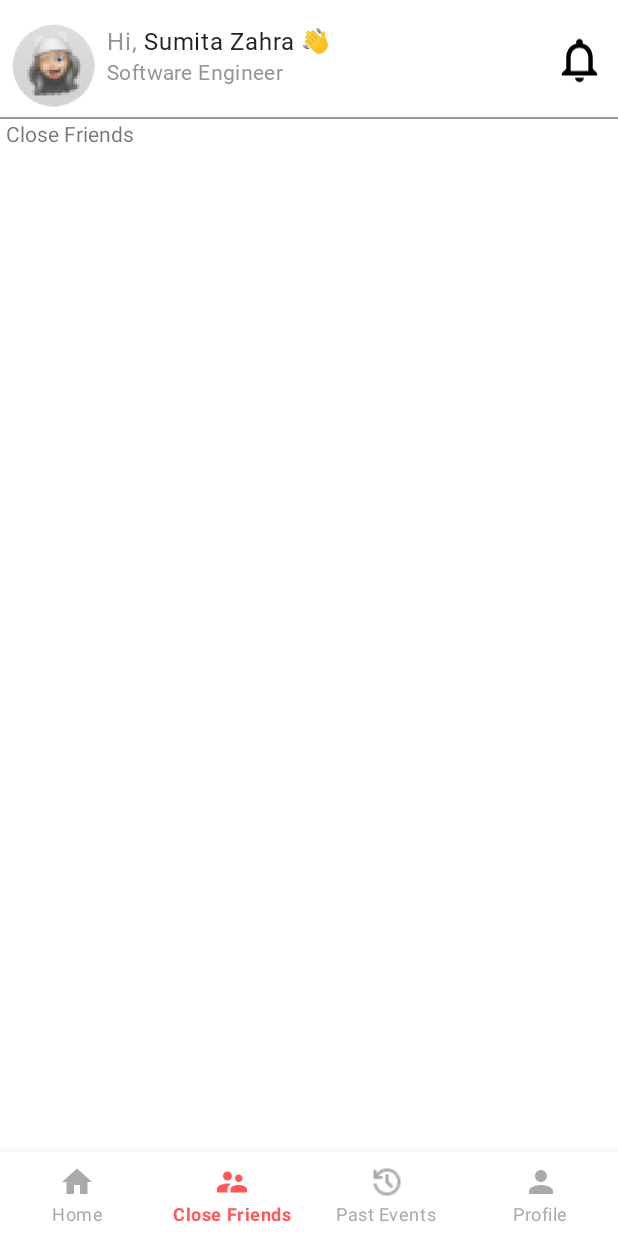
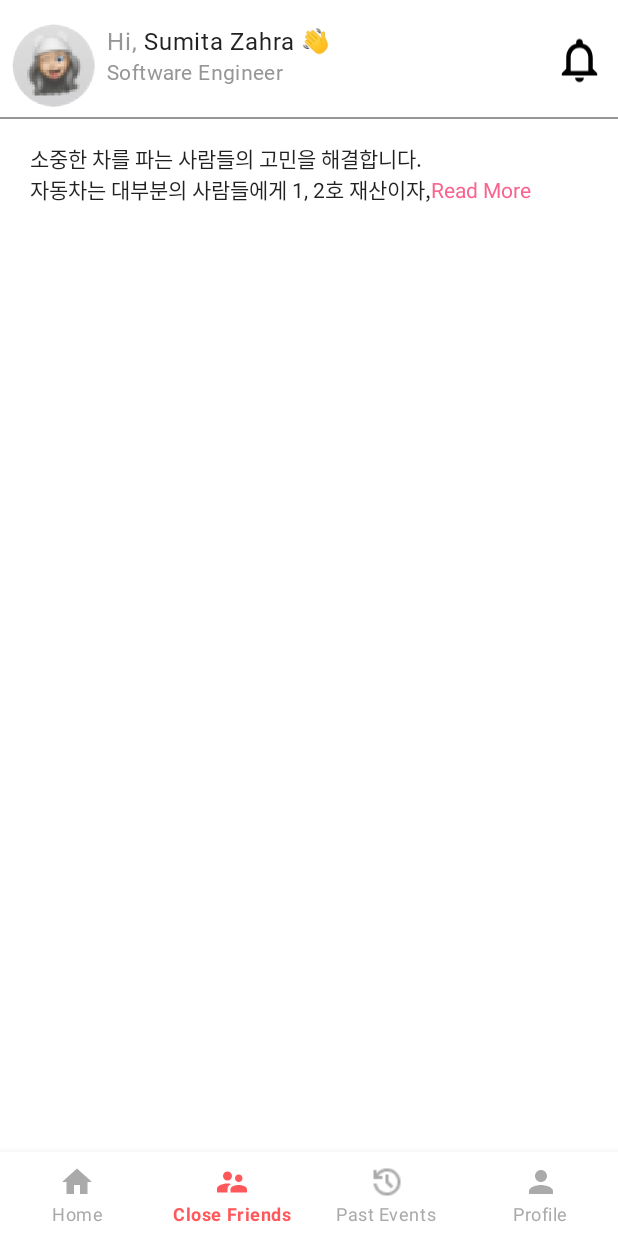
Before and after one commit to iamsafidev/LezzGo, an Android app: the screen it shows after launch (MainActivity), item 2 of the bottom bar chosen, on a phone screen of 412 x 824 dp. Run offline under Robolectric (Android 15) with nearby library versions, the phone set to English and light mode, and no system bars; our stand-ins replace Dagger/Hilt's generated code, data binding, navigation-ui; libraries missing offline, so code that uses them is left out: arrow.core, arrow.core.flatten; 1 statement that could not run was skipped.

Commit message:
Add Read More CustomTextView

```diff
--- /dev/null
+++ b/app/src/main/java/com/confiz/lezzgo/presentation/views/ReadMoreTextView.kt
@@ -0,0 +1,153 @@
+package com.confiz.lezzgo.presentation.views
+import android.content.Context
+import android.graphics.Rect
+import android.util.AttributeSet
+import androidx.appcompat.widget.AppCompatTextView
+import androidx.core.content.ContextCompat
+import androidx.core.text.buildSpannedString
+import androidx.core.text.color
+import androidx.core.view.doOnLayout
+import androidx.core.view.isInvisible
+import com.confiz.lezzgo.R
+
+class ReadMoreTextView@JvmOverloads constructor(
+    context: Context,
+    attrs: AttributeSet? = null,
+    defStyleAttr: Int = 0
+) : AppCompatTextView(context, attrs, defStyleAttr) {
+
+    private var readMoreMaxLine = DEFAULT_MAX_LINE
+    private var readMoreText = context.getString(R.string.read_more)
+    private var readMoreColor = ContextCompat.getColor(context, R.color.primary)
+
+    var state: State = State.COLLAPSED
+        private set(value) {
+            field = value
+            text = when (value) {
+                State.EXPANDED -> originalText
+                State.COLLAPSED -> collapseText
+            }
+            changeListener?.onStateChange(value)
+        }
+
+    val isExpanded
+        get() = state == State.EXPANDED
+
+    val isCollapsed
+        get() = state == State.COLLAPSED
+
+    var changeListener: ChangeListener? = null
+
+    private var originalText: CharSequence = ""
+    private var collapseText: CharSequence = ""
+
+    init {
+        setupAttributes(context, attrs, defStyleAttr)
+        setupListener()
+    }
+
+    private fun setupAttributes(context: Context, attrs: AttributeSet?, defStyleAttr: Int) {
+        val typedArray =
+            context.obtainStyledAttributes(attrs, R.styleable.ReadMoreTextView, defStyleAttr, 0)
+
+        readMoreMaxLine =
+            typedArray.getInt(R.styleable.ReadMoreTextView_readMoreMaxLine, readMoreMaxLine)
+        readMoreText =
+            typedArray.getString(R.styleable.ReadMoreTextView_readMoreText) ?: readMoreText
+        readMoreColor =
+            typedArray.getColor(R.styleable.ReadMoreTextView_readMoreColor, readMoreColor)
+        typedArray.recycle()
+    }
+
+    private fun setupListener() {
+        super.setOnClickListener { toggle() }
+    }
+
+    fun toggle() {
+        when (state) {
+            State.EXPANDED -> collapse()
+            State.COLLAPSED -> expand()
+        }
+    }
+
+    fun collapse() {
+        if (isCollapsed || collapseText.isEmpty()) {
+            return
+        }
+        state = State.COLLAPSED
+    }
+
+    fun expand() {
+        if (isExpanded || originalText.isEmpty()) {
+            return
+        }
+        state = State.EXPANDED
+    }
+
+    override fun setOnClickListener(onClickListener: OnClickListener?) {
+        throw UnsupportedOperationException("You can not use OnClickListener in ReadMoreTextView")
+    }
+
+    override fun setText(text: CharSequence?, type: BufferType?) {
+        super.setText(text, type)
+        doOnLayout {
+            post { setupReadMore() }
+        }
+    }
+
+    private fun setupReadMore() {
+        if (needSkipSetupReadMore()) {
+            return
+        }
+        originalText = text
+
+        val adjustCutCount = getAdjustCutCount(readMoreMaxLine, readMoreText)
+        val maxTextIndex = layout.getLineVisibleEnd(readMoreMaxLine - 1)
+        val originalSubText = originalText.substring(0, maxTextIndex - 1 - adjustCutCount)
+
+        collapseText = buildSpannedString {
+            append(originalSubText)
+            color(readMoreColor) { append(readMoreText) }
+        }
+
+        text = collapseText
+
+    }
+
+    private fun needSkipSetupReadMore(): Boolean =
+        isInvisible || lineCount <= readMoreMaxLine || isExpanded || text == null || text == collapseText
+
+    private fun getAdjustCutCount(maxLine: Int, readMoreText: String): Int {
+
+        val lastLineStartIndex = layout.getLineVisibleEnd(maxLine - 2) + 1
+        val lastLineEndIndex = layout.getLineVisibleEnd(maxLine - 1)
+        val lastLineText = text.substring(lastLineStartIndex, lastLineEndIndex)
+
+        val bounds = Rect()
+        paint.getTextBounds(lastLineText, 0, lastLineText.length, bounds)
+
+        var adjustCutCount = -1
+        do {
+            adjustCutCount++
+            val subText = lastLineText.substring(0, lastLineText.length - adjustCutCount)
+            val replacedText = subText + readMoreText
+            paint.getTextBounds(replacedText, 0, replacedText.length, bounds)
+            val replacedTextWidth = bounds.width()
+        } while (replacedTextWidth > width)
+
+        return adjustCutCount
+    }
+
+    enum class State {
+        EXPANDED, COLLAPSED
+    }
+
+    interface ChangeListener {
+        fun onStateChange(state: State)
+    }
+
+    companion object {
+        private const val DEFAULT_MAX_LINE = 4
+    }
+
+}
--- a/app/src/main/res/layout/fragment_close_friend.xml
+++ b/app/src/main/res/layout/fragment_close_friend.xml
@@ -3,12 +3,19 @@
     xmlns:tools="http://schemas.android.com/tools"
     android:layout_width="match_parent"
     android:layout_height="match_parent"
+    xmlns:app="http://schemas.android.com/apk/res-auto"
     tools:context=".presentation.closefriends.CloseFriendFragment">
 
     <!-- TODO: Update blank fragment layout -->
-    <TextView
+    <com.confiz.lezzgo.presentation.views.ReadMoreTextView
+        android:id="@+id/readMoreTextView"
         android:layout_width="match_parent"
-        android:layout_height="match_parent"
-        android:text="Close Friends" />
+        android:layout_height="wrap_content"
+        android:layout_margin="16dp"
+        android:foreground="?attr/selectableItemBackground"
+        android:text="@string/long_text"
+        app:readMoreColor="@color/primary"
+        app:readMoreMaxLine="2"
+         />
 
 </FrameLayout>
--- /dev/null
+++ b/app/src/main/res/values/attrs.xml
@@ -0,0 +1,8 @@
+<?xml version="1.0" encoding="utf-8"?>
+<resources>
+    <declare-styleable name="ReadMoreTextView">
+        <attr name="readMoreMaxLine" format="integer" />
+        <attr name="readMoreText" format="string|reference" />
+        <attr name="readMoreColor" format="color|reference" />
+    </declare-styleable>
+</resources>
--- a/app/src/main/res/values/strings.xml
+++ b/app/src/main/res/values/strings.xml
@@ -14,4 +14,9 @@
     <string name="connect_issue">Connectivity Issue</string>
     <string name="no_event">There is no event today.</string>
     <string name="read_more">Read More</string>
+    <string name="long_text">소중한 차를 파는 사람들의 고민을 해결합니다.
+        \n자동차는 대부분의 사람들에게 1, 2호 재산이자,
+        \n일상의 이동을 함께하는 동반자입니다.
+        \n우리는 사람들이 정들었던 차와 잘 이별하고, 새로운 차와 기분좋게 시작하는 것을 돕습니다.</string>
+
 </resources>
```
